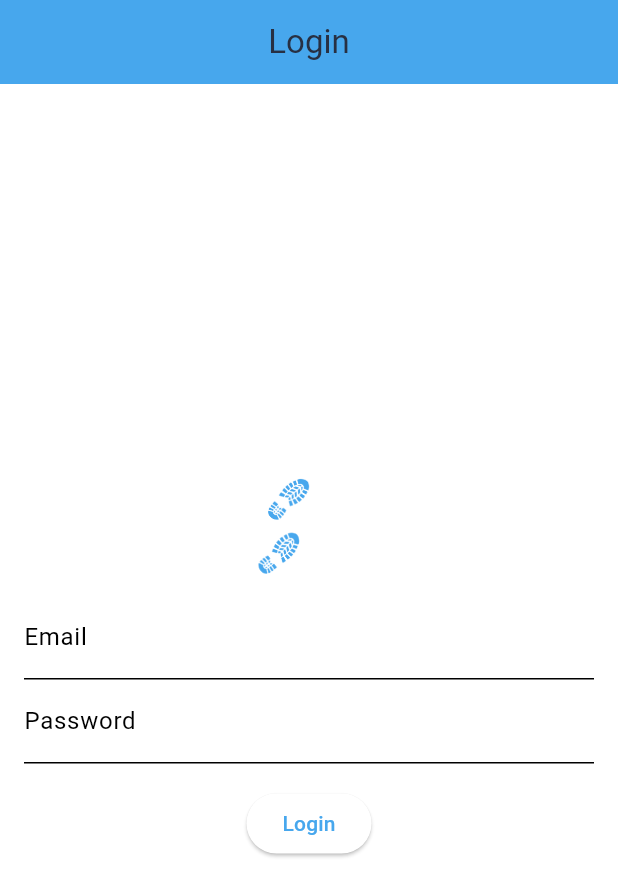
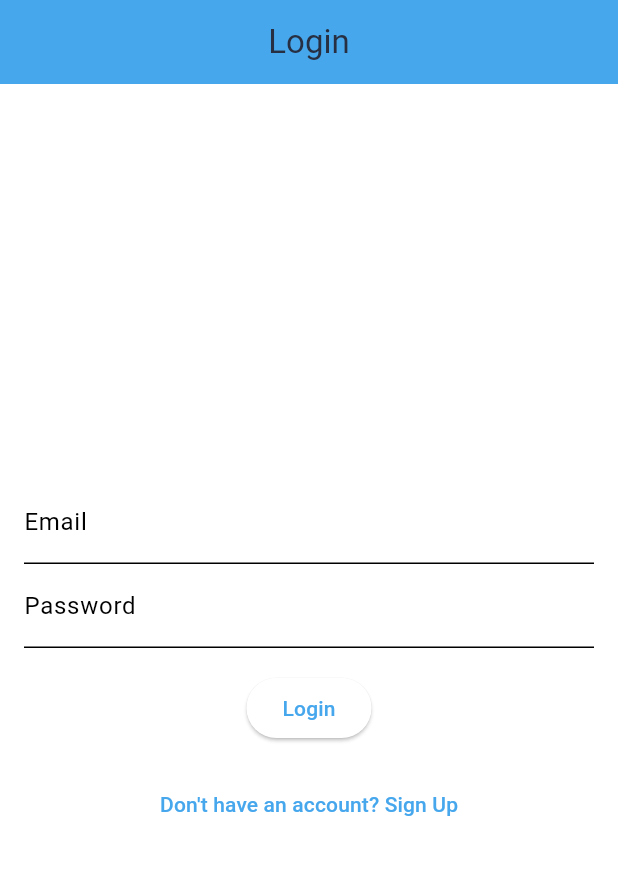
Before and after one commit to alexdivadi/anystep, a Flutter app: the screen it shows after launch, on a phone screen of 412 x 824 dp. Shown: the top 896 px of the screen. Run offline on Flutter 3.47's test engine with Material 3 defaults, Android fonts, the phone set to English and light mode, and no system bars; our stand-ins replace appwrite, dio, flutter_dotenv, flutter_riverpod, freezed_annotation, go_router and 2 more; generated files the repository leaves out were written again.

```diff
--- a/lib/bootstrap.dart
+++ b/lib/bootstrap.dart
@@ -7,7 +7,7 @@ import 'package:flutter_riverpod/flutter_riverpod.dart';
 void bootstrap(FutureOr<Widget> Function() builder) async {
   // Ensure that Flutter is initialized
   WidgetsFlutterBinding.ensureInitialized();
-  await dotenv.load();
+  await dotenv.load(fileName: ".env");
 
   // Initialize the app
   runApp(ProviderScope(child: await builder()));
--- a/lib/core/features/auth/presentation/login/login_screen.dart
+++ b/lib/core/features/auth/presentation/login/login_screen.dart
@@ -1,6 +1,9 @@
-import 'package:anystep/core/widgets/any_step_loading_indicator.dart';
+import 'package:anystep/core/constants/spacing.dart';
+import 'package:anystep/core/features/auth/presentation/sign_up/sign_up_screen.dart';
 import 'package:flutter/material.dart';
 import 'package:flutter_riverpod/flutter_riverpod.dart';
+import 'package:go_router/go_router.dart';
+
 import 'login_screen_controller.dart';
 
 class LoginScreen extends ConsumerWidget {
@@ -18,11 +21,10 @@ class LoginScreen extends ConsumerWidget {
     return Scaffold(
       appBar: AppBar(title: const Text('Login')),
       body: Padding(
-        padding: const EdgeInsets.all(16.0),
+        padding: const EdgeInsets.all(AnyStepSpacing.md16),
         child: Column(
           mainAxisAlignment: MainAxisAlignment.center,
           children: [
-            const AnyStepLoadingIndicator(),
             TextField(
               controller: emailController,
               decoration: const InputDecoration(labelText: 'Email'),
@@ -32,11 +34,11 @@ class LoginScreen extends ConsumerWidget {
               decoration: const InputDecoration(labelText: 'Password'),
               obscureText: true,
             ),
-            const SizedBox(height: 16),
+            const SizedBox(height: AnyStepSpacing.md16),
             if (state.isLoading) const CircularProgressIndicator(),
             if (state.error != null) ...[
-              Text(state.error!, style: const TextStyle(color: Colors.red)),
-              const SizedBox(height: 8),
+              Text(state.error!, style: TextStyle(color: Theme.of(context).colorScheme.error)),
+              const SizedBox(height: AnyStepSpacing.sm8),
             ],
             ElevatedButton(
               onPressed:
@@ -50,6 +52,13 @@ class LoginScreen extends ConsumerWidget {
                       },
               child: const Text('Login'),
             ),
+            const SizedBox(height: AnyStepSpacing.md16),
+            TextButton(
+              onPressed: () {
+                context.push(SignUpScreen.path);
+              },
+              child: const Text('Don\'t have an account? Sign Up'),
+            ),
           ],
         ),
       ),
--- a/pubspec.yaml
+++ b/pubspec.yaml
@@ -35,6 +35,7 @@ flutter:
 
   assets:
     - assets/images/
+    - .env
 
   # To add custom fonts to your application, add a fonts section here,
   # in this "flutter" section. Each entry in this list should have a
```
Also changed, not shown: 75 other files.
